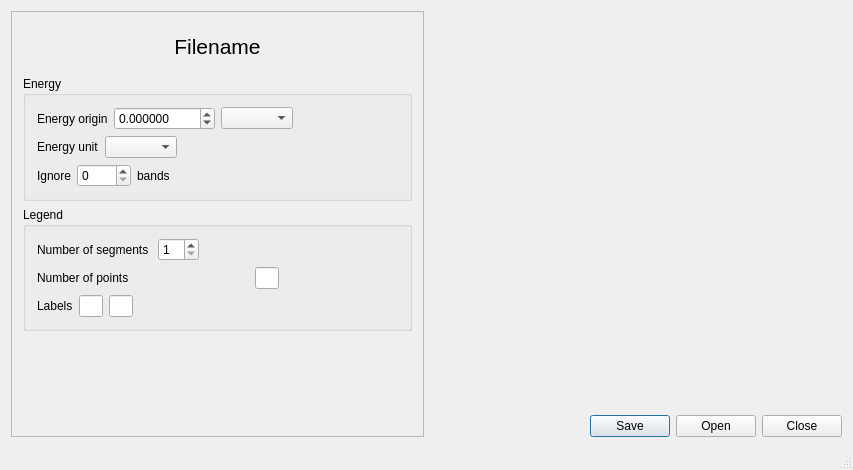
Qt form qdispersion/qdispersion.ui (piti-diablotin/qAgate) before a commit.
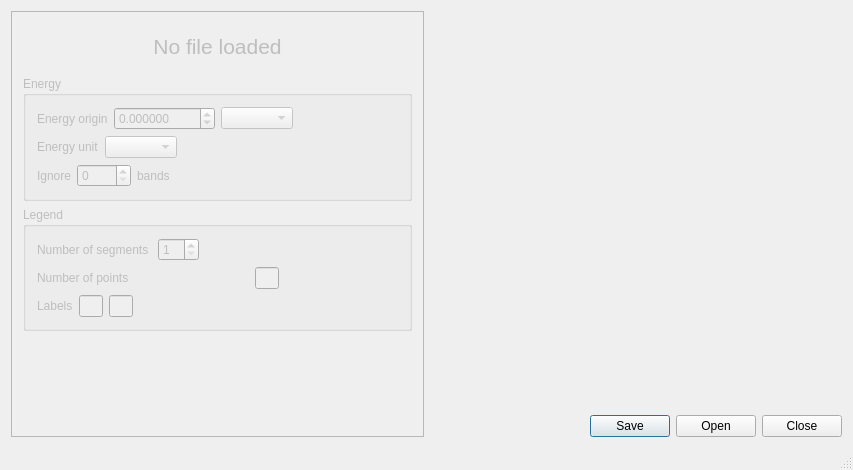
The same form after that commit. Custom widgets are drawn as their Qt base class.

Patch:
```diff
--- a/qdispersion/qdispersion.ui
+++ b/qdispersion/qdispersion.ui
@@ -22,7 +22,10 @@
   <widget class="QWidget" name="centralWidget">
    <layout class="QHBoxLayout" name="horizontalLayout">
     <item>
-     <widget class="QFrame" name="frame">
+     <widget class="QFrame" name="leftframe">
+      <property name="enabled">
+       <bool>false</bool>
+      </property>
       <property name="sizePolicy">
        <sizepolicy hsizetype="Preferred" vsizetype="Preferred">
         <horstretch>0</horstretch>
@@ -53,7 +56,7 @@
              </font>
             </property>
             <property name="text">
-             <string>Filename</string>
+             <string>No file loaded</string>
             </property>
             <property name="alignment">
              <set>Qt::AlignCenter</set>
```
